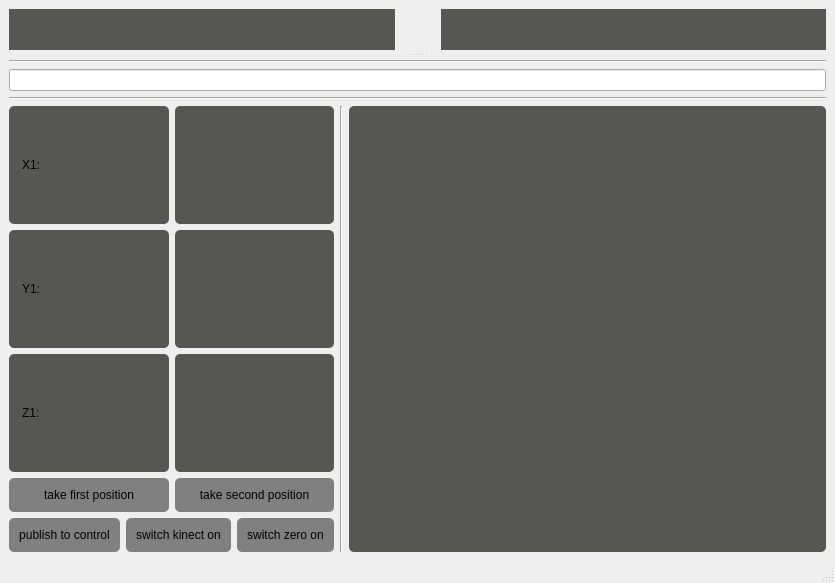
Old version of the form src/template_gui_package/include/template_gui_package/mainwindow4.ui in the repository AliJohn5/RC-Dual-Arms.
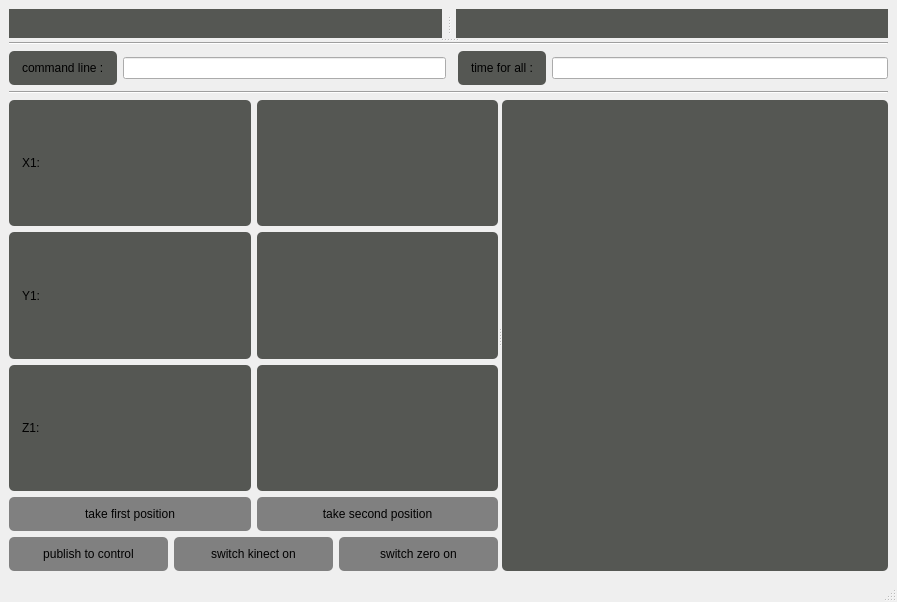
New version of the form. Custom widgets are drawn as their Qt base class.

The edit to the form file:
```diff
--- a/src/template_gui_package/include/template_gui_package/mainwindow4.ui
+++ b/src/template_gui_package/include/template_gui_package/mainwindow4.ui
@@ -6,50 +6,27 @@
    <rect>
     <x>0</x>
     <y>0</y>
-    <width>835</width>
-    <height>583</height>
+    <width>897</width>
+    <height>602</height>
    </rect>
   </property>
   <property name="windowTitle">
    <string>MainWindow</string>
   </property>
   <widget class="QWidget" name="centralwidget">
-   <layout class="QVBoxLayout" name="verticalLayout_6">
+   <layout class="QVBoxLayout" name="verticalLayout_4">
     <item>
-     <widget class="QSplitter" name="splitter">
-      <property name="sizePolicy">
-       <sizepolicy hsizetype="Preferred" vsizetype="Preferred">
-        <horstretch>0</horstretch>
-        <verstretch>0</verstretch>
-       </sizepolicy>
-      </property>
-      <property name="minimumSize">
-       <size>
-        <width>0</width>
-        <height>0</height>
-       </size>
-      </property>
-      <property name="baseSize">
-       <size>
-        <width>0</width>
-        <height>0</height>
-       </size>
-      </property>
-      <property name="frameShape">
-       <enum>QFrame::NoFrame</enum>
-      </property>
-      <property name="frameShadow">
-       <enum>QFrame::Raised</enum>
-      </property>
+     <widget class="QSplitter" name="splitter_3">
       <property name="orientation">
        <enum>Qt::Vertical</enum>
+      </property>
+      <widget class="QSplitter" name="splitter_2">
+       <property name="orientation">
+        <enum>Qt::Horizontal</enum>
       </property>
       <property name="handleWidth">
-       <number>10</number>
-      </property>
-      <widget class="QWidget" name="">
-       <layout class="QHBoxLayout" name="horizontalLayout_7">
-        <item>
+        <number>14</number>
+       </property>
          <widget class="MainWindow4::CustomLabel" name="label">
           <property name="styleSheet">
            <string notr="true">background-color: rgb(85, 87, 83);</string>
@@ -58,24 +35,6 @@
            <string/>
           </property>
          </widget>
-        </item>
-        <item>
-         <spacer name="horizontalSpacer">
-          <property name="orientation">
-           <enum>Qt::Horizontal</enum>
-          </property>
-          <property name="sizeType">
-           <enum>QSizePolicy::Fixed</enum>
-          </property>
-          <property name="sizeHint" stdset="0">
-           <size>
-            <width>40</width>
-            <height>20</height>
-           </size>
-          </property>
-         </spacer>
-        </item>
-        <item>
          <widget class="QLabel" name="label_2">
           <property name="styleSheet">
            <string notr="true">background-color: rgb(85, 87, 83);</string>
@@ -84,39 +43,94 @@
            <string/>
           </property>
          </widget>
-        </item>
-       </layout>
       </widget>
       <widget class="QWidget" name="">
-       <layout class="QVBoxLayout" name="verticalLayout_5">
-        <item>
-         <widget class="Line" name="line">
-          <property name="orientation">
-           <enum>Qt::Horizontal</enum>
-          </property>
-         </widget>
-        </item>
-        <item>
-         <layout class="QVBoxLayout" name="verticalLayout_4">
-          <item>
-           <widget class="QLineEdit" name="lineEdit"/>
-          </item>
-          <item>
            <layout class="QVBoxLayout" name="verticalLayout_3">
             <item>
-             <widget class="Line" name="line_2">
-              <property name="orientation">
-               <enum>Qt::Horizontal</enum>
-              </property>
-             </widget>
-            </item>
-            <item>
-             <layout class="QHBoxLayout" name="horizontalLayout_8">
-              <item>
                <layout class="QVBoxLayout" name="verticalLayout_2">
                 <item>
+           <widget class="Line" name="line_3">
+            <property name="orientation">
+             <enum>Qt::Horizontal</enum>
+            </property>
+           </widget>
+          </item>
+          <item>
+           <layout class="QHBoxLayout" name="horizontalLayout_8">
+            <item>
                  <layout class="QHBoxLayout" name="horizontalLayout_6">
                   <item>
+               <widget class="QLabel" name="label_3">
+                <property name="styleSheet">
+                 <string notr="true">QLabel{
+background-color: rgb(85, 87, 83);
+color: rgb(0, 0, 0);
+border-width: 2px;
+border-radius: 5px;
+padding: 10px;
+}</string>
+                </property>
+                <property name="text">
+                 <string>command line :</string>
+                </property>
+               </widget>
+              </item>
+              <item>
+               <widget class="QLineEdit" name="lineEdit"/>
+              </item>
+             </layout>
+            </item>
+            <item>
+             <layout class="QHBoxLayout" name="horizontalLayout_7">
+              <item>
+               <widget class="Line" name="line_2">
+                <property name="orientation">
+                 <enum>Qt::Horizontal</enum>
+                </property>
+               </widget>
+              </item>
+              <item>
+               <widget class="QLabel" name="label_4">
+                <property name="styleSheet">
+                 <string notr="true">QLabel{
+background-color: rgb(85, 87, 83);
+color: rgb(0, 0, 0);
+border-width: 2px;
+border-radius: 5px;
+padding: 10px;
+}</string>
+                </property>
+                <property name="text">
+                 <string>time for all :</string>
+                </property>
+               </widget>
+              </item>
+              <item>
+               <widget class="QLineEdit" name="time_for_all"/>
+              </item>
+             </layout>
+            </item>
+           </layout>
+          </item>
+          <item>
+           <widget class="Line" name="line">
+            <property name="orientation">
+             <enum>Qt::Horizontal</enum>
+            </property>
+           </widget>
+          </item>
+         </layout>
+        </item>
+        <item>
+         <widget class="QSplitter" name="splitter">
+          <property name="orientation">
+           <enum>Qt::Horizontal</enum>
+          </property>
+          <widget class="QWidget" name="">
+           <layout class="QVBoxLayout" name="verticalLayout">
+            <item>
+             <layout class="QHBoxLayout" name="horizontalLayout_5">
+              <item>
                    <widget class="QLabel" name="label_9">
                     <property name="styleSheet">
                      <string notr="true">QLabel{
@@ -151,7 +165,7 @@
                  </layout>
                 </item>
                 <item>
-                 <layout class="QHBoxLayout" name="horizontalLayout_5">
+             <layout class="QHBoxLayout" name="horizontalLayout_4">
                   <item>
                    <widget class="QLabel" name="label_11">
                     <property name="styleSheet">
@@ -187,7 +201,7 @@
                  </layout>
                 </item>
                 <item>
-                 <layout class="QHBoxLayout" name="horizontalLayout_4">
+             <layout class="QHBoxLayout" name="horizontalLayout_3">
                   <item>
                    <widget class="QLabel" name="label_10">
                     <property name="styleSheet">
@@ -223,9 +237,7 @@
                  </layout>
                 </item>
                 <item>
-                 <layout class="QVBoxLayout" name="verticalLayout">
-                  <item>
-                   <layout class="QHBoxLayout" name="horizontalLayout_3">
+             <layout class="QHBoxLayout" name="horizontalLayout_2">
                     <item>
                      <widget class="QPushButton" name="take_first">
                       <property name="styleSheet">
@@ -275,7 +287,7 @@
                    </layout>
                   </item>
                   <item>
-                   <layout class="QHBoxLayout" name="horizontalLayout_2">
+             <layout class="QHBoxLayout" name="horizontalLayout">
                     <item>
                      <widget class="QPushButton" name="pushButton_2">
                       <property name="styleSheet">
@@ -348,19 +360,7 @@
                    </layout>
                   </item>
                  </layout>
-                </item>
-               </layout>
-              </item>
-              <item>
-               <layout class="QHBoxLayout" name="horizontalLayout">
-                <item>
-                 <widget class="Line" name="line_3">
-                  <property name="orientation">
-                   <enum>Qt::Vertical</enum>
-                  </property>
-                 </widget>
-                </item>
-                <item>
+          </widget>
                  <widget class="QPlainTextEdit" name="textEdit">
                   <property name="styleSheet">
                    <string notr="true">QPlainTextEdit{
@@ -372,14 +372,7 @@
 }</string>
                   </property>
                  </widget>
-                </item>
-               </layout>
-              </item>
-             </layout>
-            </item>
-           </layout>
-          </item>
-         </layout>
+         </widget>
         </item>
        </layout>
       </widget>
```
Left out of the diff: 2 changed lines with no effect on the pictures. Lines whose indentation alone changed are shown as unchanged.
